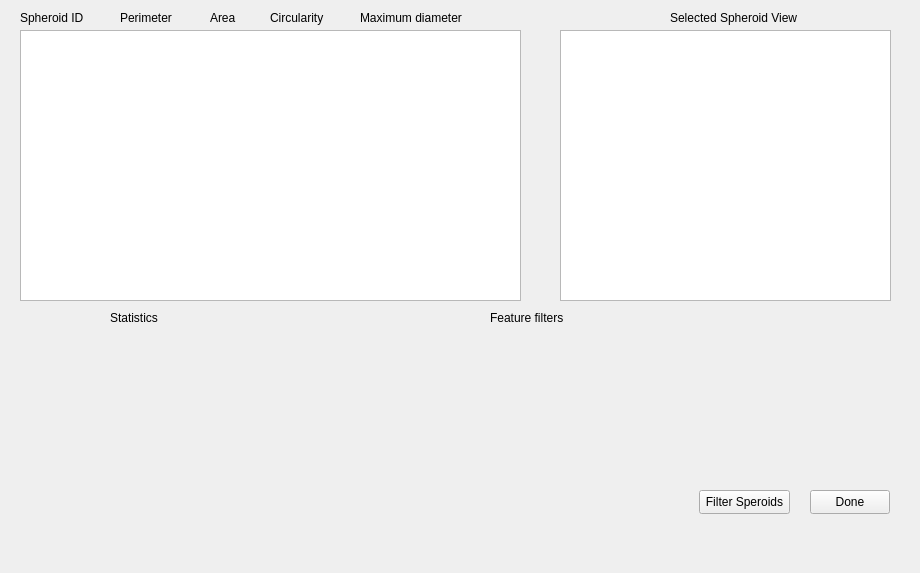
grexai/SpheroidPicker-2, file spheroid_selector.ui: the form before one commit.
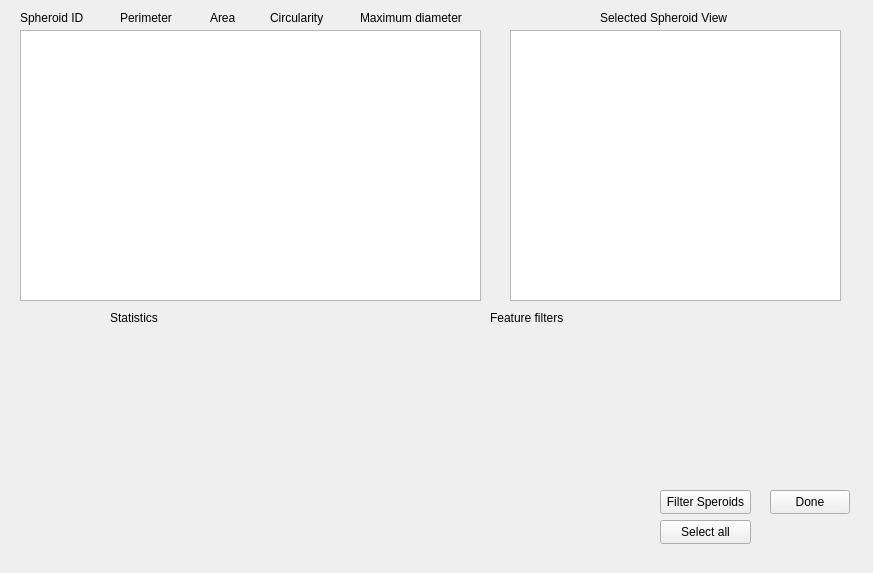
The form after the commit.

Commit message: spheroid selector:statistics average calc fixed, check function, button to select all spheroids, or deselect all

Diff of the .ui file:
```diff
--- a/spheroid_selector.ui
+++ b/spheroid_selector.ui
@@ -6,7 +6,7 @@
    <rect>
     <x>0</x>
     <y>0</y>
-    <width>920</width>
+    <width>873</width>
     <height>573</height>
    </rect>
   </property>
@@ -18,7 +18,7 @@
     <rect>
      <x>20</x>
      <y>30</y>
-     <width>501</width>
+     <width>461</width>
      <height>271</height>
     </rect>
    </property>
@@ -29,7 +29,7 @@
   <widget class="QGraphicsView" name="selected_item_scene">
    <property name="geometry">
     <rect>
-     <x>560</x>
+     <x>510</x>
      <y>30</y>
      <width>331</width>
      <height>271</height>
@@ -39,7 +39,7 @@
   <widget class="QPushButton" name="pushButton">
    <property name="geometry">
     <rect>
-     <x>810</x>
+     <x>770</x>
      <y>490</y>
      <width>80</width>
      <height>24</height>
@@ -52,7 +52,7 @@
   <widget class="QPushButton" name="pushButton_2">
    <property name="geometry">
     <rect>
-     <x>699</x>
+     <x>660</x>
      <y>490</y>
      <width>91</width>
      <height>24</height>
@@ -130,7 +130,7 @@
   <widget class="QLabel" name="label_6">
    <property name="geometry">
     <rect>
-     <x>670</x>
+     <x>600</x>
      <y>10</y>
      <width>141</width>
      <height>16</height>
@@ -166,6 +166,19 @@
     <string>Feature filters</string>
    </property>
   </widget>
+  <widget class="QPushButton" name="pushButton_3">
+   <property name="geometry">
+    <rect>
+     <x>660</x>
+     <y>520</y>
+     <width>91</width>
+     <height>24</height>
+    </rect>
+   </property>
+   <property name="text">
+    <string>Select all</string>
+   </property>
+  </widget>
  </widget>
  <resources/>
  <connections/>
```
The commit also changes 4 other files.
